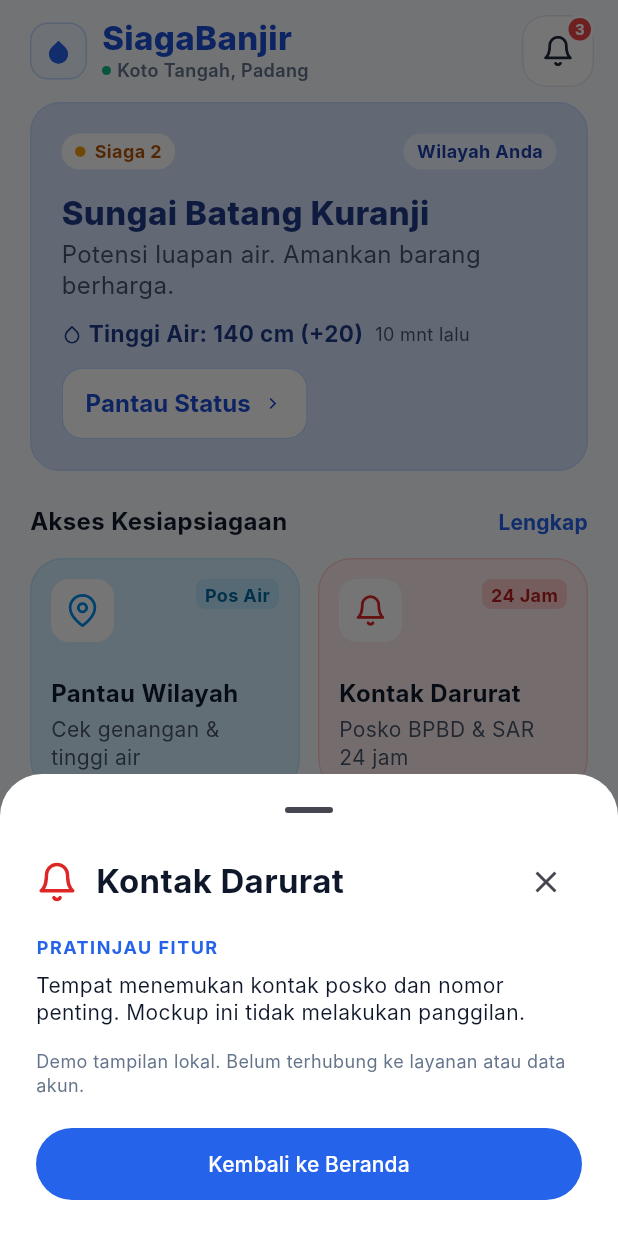
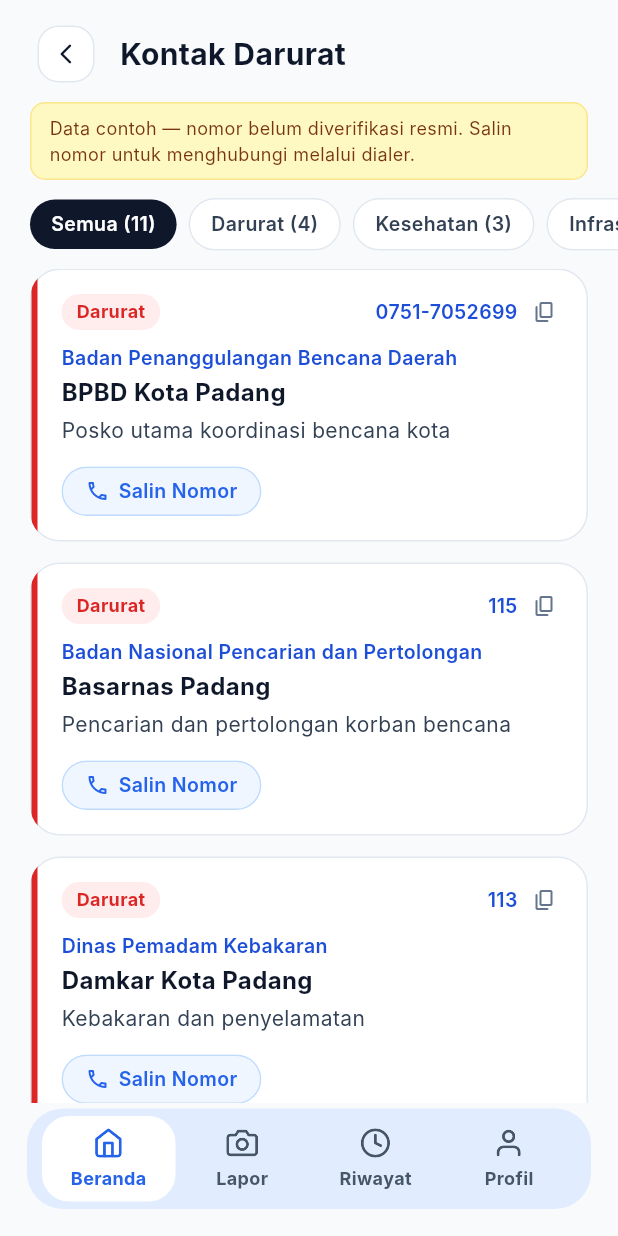
Before and after one commit to muhammadrafifatihulihsan/siagabanjir, a Flutter app: the screen it shows after launch, after a tap on "24 Jam", on a phone screen of 412 x 824 dp. Run offline on Flutter 3.47's test engine with Material 3 defaults, Android fonts, the phone set to English and light mode, and no system bars.

Commit message:
feat(flutter): implementasi halaman direktori kontak darurat warga

```diff
--- a/apps/siagabanjir/lib/app/siaga_banjir_app.dart
+++ b/apps/siagabanjir/lib/app/siaga_banjir_app.dart
@@ -1,5 +1,6 @@
 import 'package:flutter/material.dart';
 
+import '../features/contacts/presentation/contacts_directory_screen.dart';
 import '../features/emergency_bag/presentation/emergency_bag_screen.dart';
 import '../features/home/presentation/home_action.dart';
 import '../features/home/presentation/home_preview_sheet.dart';
@@ -63,6 +64,19 @@
       );
       return;
     }
+    if (action == HomeAction.contacts) {
+      await Navigator.push<void>(
+        context,
+        MaterialPageRoute(
+          builder: (routeContext) => ContactsDirectoryScreen(
+            onReport: () => _openPreview(routeContext, HomeAction.report),
+            onHistory: () => _openPreview(routeContext, HomeAction.history),
+            onProfile: () => _openPreview(routeContext, HomeAction.profile),
+          ),
+        ),
+      );
+      return;
+    }
     final next = await showModalBottomSheet<HomeAction>(
       context: context,
       isScrollControlled: true,
--- /dev/null
+++ b/apps/siagabanjir/lib/features/contacts/domain/contact_entry.dart
@@ -0,0 +1,127 @@
+import 'package:flutter/material.dart';
+
+// Kategori kontak umum sesuai FRD §FR-READY-003.
+enum ContactCategory {
+  emergency('Darurat'),
+  health('Kesehatan'),
+  infrastructure('Infrastruktur'),
+  posko('Posko');
+
+  const ContactCategory(this.label);
+  final String label;
+}
+
+// Satu entri kontak direktori umum — data sintetis, nomor contoh tidak diklaim resmi.
+class ContactEntry {
+  const ContactEntry({
+    required this.name,
+    required this.agency,
+    required this.phone,
+    required this.category,
+    this.description,
+    this.accentColor,
+  });
+
+  final String name;
+  final String agency;
+  final String phone;
+  final ContactCategory category;
+  final String? description;
+  final Color? accentColor;
+}
+
+// Data kontak publik sintetis — mockup; nomor belum diverifikasi resmi.
+const List<ContactEntry> kPublicContacts = [
+  // Darurat
+  ContactEntry(
+    name: 'BPBD Kota Padang',
+    agency: 'Badan Penanggulangan Bencana Daerah',
+    phone: '0751-7052699',
+    category: ContactCategory.emergency,
+    description: 'Posko utama koordinasi bencana kota',
+    accentColor: Color(0xFFDC2626),
+  ),
+  ContactEntry(
+    name: 'Basarnas Padang',
+    agency: 'Badan Nasional Pencarian dan Pertolongan',
+    phone: '115',
+    category: ContactCategory.emergency,
+    description: 'Pencarian dan pertolongan korban bencana',
+    accentColor: Color(0xFFDC2626),
+  ),
+  ContactEntry(
+    name: 'Damkar Kota Padang',
+    agency: 'Dinas Pemadam Kebakaran',
+    phone: '113',
+    category: ContactCategory.emergency,
+    description: 'Kebakaran dan penyelamatan',
+    accentColor: Color(0xFFDC2626),
+  ),
+  ContactEntry(
+    name: 'Polresta Padang',
+    agency: 'Kepolisian Resor Kota',
+    phone: '110',
+    category: ContactCategory.emergency,
+    description: 'Keamanan dan ketertiban',
+    accentColor: Color(0xFFDC2626),
+  ),
+  // Kesehatan
+  ContactEntry(
+    name: 'RSUP M. Djamil Padang',
+    agency: 'Rumah Sakit Umum Pusat',
+    phone: '0751-32371',
+    category: ContactCategory.health,
+    description: 'Rujukan utama gawat darurat',
+    accentColor: Color(0xFF059669),
+  ),
+  ContactEntry(
+    name: 'PMI Kota Padang',
+    agency: 'Palang Merah Indonesia',
+    phone: '0751-33082',
+    category: ContactCategory.health,
+    description: 'Donor darah dan bantuan medis darurat',
+    accentColor: Color(0xFF059669),
+  ),
+  ContactEntry(
+    name: 'Ambulans Gawat Darurat',
+    agency: 'Dinas Kesehatan Kota Padang',
+    phone: '118',
+    category: ContactCategory.health,
+    description: 'Layanan ambulans darurat 24 jam',
+    accentColor: Color(0xFF059669),
+  ),
+  // Infrastruktur
+  ContactEntry(
+    name: 'PLN UP3 Padang',
+    agency: 'PT PLN (Persero)',
+    phone: '123',
+    category: ContactCategory.infrastructure,
+    description: 'Gangguan dan pemadaman listrik',
+    accentColor: Color(0xFF2563EB),
+  ),
+  ContactEntry(
+    name: 'PDAM Kota Padang',
+    agency: 'Perusahaan Daerah Air Minum',
+    phone: '0751-28228',
+    category: ContactCategory.infrastructure,
+    description: 'Gangguan distribusi air bersih',
+    accentColor: Color(0xFF2563EB),
+  ),
+  // Posko
+  ContactEntry(
+    name: 'Posko Bencana Kecamatan Kuranji',
+    agency: 'Kecamatan Kuranji',
+    phone: '0751-445566',
+    category: ContactCategory.posko,
+    description: 'Posko evakuasi wilayah Kuranji',
+    accentColor: Color(0xFF7C3AED),
+  ),
+  ContactEntry(
+    name: 'Posko Bencana Kecamatan Padang Timur',
+    agency: 'Kecamatan Padang Timur',
+    phone: '0751-556677',
+    category: ContactCategory.posko,
+    description: 'Posko evakuasi wilayah Padang Timur',
+    accentColor: Color(0xFF7C3AED),
+  ),
+];
--- /dev/null
+++ b/apps/siagabanjir/lib/features/contacts/presentation/contacts_directory_screen.dart
@@ -0,0 +1,155 @@
+import 'package:flutter/material.dart';
+import 'package:flutter/services.dart';
+
+import '../../../shared/widgets/citizen_navigation.dart';
+import '../domain/contact_entry.dart';
+import 'widgets/contact_card.dart';
+import 'widgets/contacts_filter_tabs.dart';
+import 'widgets/contacts_header.dart';
+
+// Layar Direktori Kontak Darurat sesuai SVG contacts_directory.
+// Menampilkan kontak publik (FR-READY-003); data sintetis, nomor contoh tidak diklaim resmi.
+class ContactsDirectoryScreen extends StatefulWidget {
+  const ContactsDirectoryScreen({
+    super.key,
+    required this.onReport,
+    required this.onHistory,
+    required this.onProfile,
+  });
+
+  final VoidCallback onReport;
+  final VoidCallback onHistory;
+  final VoidCallback onProfile;
+
+  @override
+  State<ContactsDirectoryScreen> createState() =>
+      _ContactsDirectoryScreenState();
+}
+
+class _ContactsDirectoryScreenState extends State<ContactsDirectoryScreen> {
+  // null = Semua kategori.
+  ContactCategory? _selectedCategory;
+
+  List<ContactEntry> get _filteredContacts {
+    if (_selectedCategory == null) return kPublicContacts;
+    return kPublicContacts
+        .where((c) => c.category == _selectedCategory)
+        .toList();
+  }
+
+  Map<ContactCategory?, int> get _counts => {
+    null: kPublicContacts.length,
+    for (final cat in ContactCategory.values)
+      cat: kPublicContacts.where((c) => c.category == cat).length,
+  };
+
+  void _onNavigationSelect(CitizenDestination destination) {
+    switch (destination) {
+      case CitizenDestination.home:
+        Navigator.pop(context);
+      case CitizenDestination.report:
+        widget.onReport();
+      case CitizenDestination.history:
+        widget.onHistory();
+      case CitizenDestination.profile:
+        widget.onProfile();
+    }
+  }
+
+  // Salin nomor ke clipboard dan tampilkan snackbar konfirmasi.
+  // Tidak membuka dialer; warga memilih sendiri cara menghubungi (FR-READY-003).
+  Future<void> _copyNumber(ContactEntry contact) async {
+    await Clipboard.setData(ClipboardData(text: contact.phone));
+    if (!mounted) return;
+    ScaffoldMessenger.of(context)
+      ..hideCurrentSnackBar()
+      ..showSnackBar(
+        SnackBar(
+          content: Text(
+            'Nomor ${contact.phone} disalin.',
+            style: const TextStyle(fontSize: 14),
+          ),
+          behavior: SnackBarBehavior.floating,
+          margin: const EdgeInsets.fromLTRB(20, 0, 20, 16),
+          shape:
+              RoundedRectangleBorder(borderRadius: BorderRadius.circular(12)),
+          duration: const Duration(seconds: 2),
+        ),
+      );
+  }
+
+  @override
+  Widget build(BuildContext context) => Scaffold(
+    body: SafeArea(
+      child: Center(
+        child: ConstrainedBox(
+          constraints: const BoxConstraints(maxWidth: 600),
+          child: Column(
+            children: [
+              ContactsHeader(onBack: () => Navigator.pop(context)),
+              // Catatan data sintetis — sesuai FRD AC-READY-003-02.
+              Padding(
+                padding: const EdgeInsets.fromLTRB(20, 0, 20, 8),
+                child: Container(
+                  width: double.infinity,
+                  padding: const EdgeInsets.symmetric(
+                    horizontal: 12,
+                    vertical: 8,
+                  ),
+                  decoration: BoxDecoration(
+                    color: const Color(0xFFFEF9C3),
+                    borderRadius: BorderRadius.circular(10),
+                    border: Border.all(color: const Color(0xFFFDE68A)),
+                  ),
+                  child: const Text(
+                    'Data contoh — nomor belum diverifikasi resmi. Salin nomor untuk menghubungi melalui dialer.',
+                    style: TextStyle(
+                      fontSize: 12,
+                      color: Color(0xFF78350F),
+                      height: 1.4,
+                    ),
+                  ),
+                ),
+              ),
+              ContactsFilterTabs(
+                selected: _selectedCategory,
+                onSelect: (cat) => setState(() => _selectedCategory = cat),
+                counts: _counts,
+              ),
+              Expanded(
+                child: _filteredContacts.isEmpty
+                    ? const Center(
+                        child: Text(
+                          'Tidak ada kontak pada kategori ini.',
+                          style: TextStyle(
+                            fontSize: 14,
+                            color: Color(0xFF64748B),
+                          ),
+                        ),
+                      )
+                    : ListView.separated(
+                        padding:
+                            const EdgeInsets.fromLTRB(20, 0, 20, 16),
+                        itemCount: _filteredContacts.length,
+                        separatorBuilder: (context, index) =>
+                            const SizedBox(height: 14),
+                        itemBuilder: (_, index) {
+                          final contact = _filteredContacts[index];
+                          return ContactCard(
+                            contact: contact,
+                            onCopy: () => _copyNumber(contact),
+                          );
+                        },
+                      ),
+              ),
+              CitizenNavigation(
+                selected: CitizenDestination.home,
+                onSelect: _onNavigationSelect,
+              ),
+            ],
+          ),
+        ),
+      ),
+    ),
+  );
+}
--- /dev/null
+++ b/apps/siagabanjir/lib/features/contacts/presentation/widgets/contact_card.dart
@@ -0,0 +1,233 @@
+import 'package:flutter/material.dart';
+
+import '../../../../shared/theme/siaga_theme.dart';
+import '../../domain/contact_entry.dart';
+
+// Kartu satu kontak umum dengan aksen garis, badge kategori, dan tombol salin nomor.
+// Android dapat membuka dialer atas inisiatif pengguna; mockup tidak melakukan panggilan otomatis.
+class ContactCard extends StatelessWidget {
+  const ContactCard({
+    super.key,
+    required this.contact,
+    required this.onCopy,
+  });
+
+  final ContactEntry contact;
+  final VoidCallback onCopy;
+
+  Color get _categoryBadgeBg {
+    switch (contact.category) {
+      case ContactCategory.emergency:
+        return const Color(0xFFFFEDED);
+      case ContactCategory.health:
+        return const Color(0xFFECFDF5);
+      case ContactCategory.infrastructure:
+        return const Color(0xFFEFF6FF);
+      case ContactCategory.posko:
+        return const Color(0xFFF5F3FF);
+    }
+  }
+
+  Color get _categoryBadgeText {
+    switch (contact.category) {
+      case ContactCategory.emergency:
+        return const Color(0xFFDC2626);
+      case ContactCategory.health:
+        return const Color(0xFF059669);
+      case ContactCategory.infrastructure:
+        return const Color(0xFF2563EB);
+      case ContactCategory.posko:
+        return const Color(0xFF7C3AED);
+    }
+  }
+
+  @override
+  Widget build(BuildContext context) => Semantics(
+    container: true,
+    label:
+        '${contact.name}, ${contact.agency}, nomor ${contact.phone}',
+    child: Container(
+      decoration: BoxDecoration(
+        color: Colors.white,
+        borderRadius: BorderRadius.circular(20),
+        border: Border.all(color: SiagaTheme.border),
+      ),
+      clipBehavior: Clip.antiAlias,
+      child: IntrinsicHeight(
+        child: Row(
+          crossAxisAlignment: CrossAxisAlignment.stretch,
+          children: [
+            // Aksen garis vertikal penanda kategori (4 px, seperti MessageCard).
+            Container(
+              width: 4,
+              color: contact.accentColor ?? SiagaTheme.border,
+            ),
+            Expanded(
+              child: Padding(
+                padding: const EdgeInsets.all(16),
+                child: Column(
+                  crossAxisAlignment: CrossAxisAlignment.start,
+                  children: [
+                    // Baris atas: badge kategori + nomor telepon.
+                    Row(
+                      crossAxisAlignment: CrossAxisAlignment.start,
+                      children: [
+                        Container(
+                          padding: const EdgeInsets.symmetric(
+                            horizontal: 10,
+                            vertical: 4,
+                          ),
+                          decoration: BoxDecoration(
+                            color: _categoryBadgeBg,
+                            borderRadius: BorderRadius.circular(12),
+                          ),
+                          child: Text(
+                            contact.category.label,
+                            style: TextStyle(
+                              fontSize: 12,
+                              fontWeight: FontWeight.w700,
+                              color: _categoryBadgeText,
+                            ),
+                          ),
+                        ),
+                        const Spacer(),
+                        // Nomor telepon dan tombol salin.
+                        Row(
+                          mainAxisSize: MainAxisSize.min,
+                          children: [
+                            Text(
+                              contact.phone,
+                              style: const TextStyle(
+                                fontSize: 13,
+                                fontWeight: FontWeight.w600,
+                                color: Color(0xFF1D4ED8),
+                              ),
+                            ),
+                            const SizedBox(width: 6),
+                            Semantics(
+                              label: 'Salin nomor ${contact.phone}',
+                              button: true,
+                              child: InkWell(
+                                onTap: onCopy,
+                                borderRadius: BorderRadius.circular(8),
+                                child: const Padding(
+                                  padding: EdgeInsets.all(4),
+                                  child: Icon(
+                                    Icons.copy_rounded,
+                                    size: 16,
+                                    color: SiagaTheme.muted,
+                                  ),
+                                ),
+                              ),
+                            ),
+                          ],
+                        ),
+                      ],
+                    ),
+                    const SizedBox(height: 10),
+                    // Nama instansi sumber.
+                    Text(
+                      contact.agency,
+                      style: const TextStyle(
+                        fontSize: 13,
+                        fontWeight: FontWeight.w600,
+                        color: Color(0xFF1D4ED8),
+                      ),
+                    ),
+                    const SizedBox(height: 4),
+                    // Nama kontak / unit.
+                    Text(
+                      contact.name,
+                      style: const TextStyle(
+                        fontSize: 16,
+                        fontWeight: FontWeight.w700,
+                        color: SiagaTheme.ink,
+                        height: 1.25,
+                      ),
+                    ),
+                    if (contact.description != null) ...[
+                      const SizedBox(height: 6),
+                      Text(
+                        contact.description!,
+                        style: const TextStyle(
+                          fontSize: 14,
+                          color: Color(0xFF334155),
+                          height: 1.4,
+                        ),
+                      ),
+                    ],
+                    const SizedBox(height: 14),
+                    // Tombol aksi: salin nomor saja (tidak membuka dialer otomatis).
+                    Row(
+                      children: [
+                        _actionButton(
+                          icon: Icons.phone_outlined,
+                          label: 'Salin Nomor',
+                          onTap: onCopy,
+                          isPrimary: true,
+                        ),
+                      ],
+                    ),
+                  ],
+                ),
+              ),
+            ),
+          ],
+        ),
+      ),
+    ),
+  );
+
+  Widget _actionButton({
+    required IconData icon,
+    required String label,
+    required VoidCallback onTap,
+    bool isPrimary = false,
+  }) {
+    return Semantics(
+      button: true,
+      label: label,
+      child: Material(
+        color: isPrimary
+            ? const Color(0xFFEFF6FF)
+            : const Color(0xFFF1F5F9),
+        shape: RoundedRectangleBorder(
+          borderRadius: BorderRadius.circular(20),
+          side: isPrimary
+              ? const BorderSide(color: Color(0xFFBFDBFE))
+              : BorderSide.none,
+        ),
+        clipBehavior: Clip.antiAlias,
+        child: InkWell(
+          onTap: onTap,
+          child: Padding(
+            padding: const EdgeInsets.symmetric(horizontal: 16, vertical: 8),
+            child: Row(
+              mainAxisSize: MainAxisSize.min,
+              children: [
+                Icon(
+                  icon,
+                  size: 16,
+                  color: isPrimary
+                      ? const Color(0xFF2563EB)
+                      : SiagaTheme.ink,
+                ),
+                const SizedBox(width: 6),
+                Text(
+                  label,
+                  style: TextStyle(
+                    fontSize: 13,
+                    fontWeight: FontWeight.w600,
+                    color: isPrimary
+                        ? const Color(0xFF2563EB)
+                        : SiagaTheme.ink,
+                  ),
+                ),
+              ],
+            ),
+          ),
+        ),
+      ),
+    );
+  }
+}
--- /dev/null
+++ b/apps/siagabanjir/lib/features/contacts/presentation/widgets/contacts_filter_tabs.dart
@@ -0,0 +1,76 @@
+import 'package:flutter/material.dart';
+
+import '../../../../shared/theme/siaga_theme.dart';
+import '../../domain/contact_entry.dart';
+
+// Tab filter kategori kontak — pill horizontal sesuai pola messages_inbox.
+class ContactsFilterTabs extends StatelessWidget {
+  const ContactsFilterTabs({
+    super.key,
+    required this.selected,
+    required this.onSelect,
+    required this.counts,
+  });
+
+  // null = Semua
+  final ContactCategory? selected;
+  final ValueChanged<ContactCategory?> onSelect;
+  final Map<ContactCategory?, int> counts;
+
+  @override
+  Widget build(BuildContext context) => SingleChildScrollView(
+    scrollDirection: Axis.horizontal,
+    padding: const EdgeInsets.fromLTRB(20, 4, 20, 12),
+    child: Row(
+      children: [
+        _pill(context, null, 'Semua'),
+        const SizedBox(width: 8),
+        _pill(context, ContactCategory.emergency, 'Darurat'),
+        const SizedBox(width: 8),
+        _pill(context, ContactCategory.health, 'Kesehatan'),
+        const SizedBox(width: 8),
+        _pill(context, ContactCategory.infrastructure, 'Infrastruktur'),
+        const SizedBox(width: 8),
+        _pill(context, ContactCategory.posko, 'Posko'),
+      ],
+    ),
+  );
+
+  Widget _pill(BuildContext context, ContactCategory? cat, String label) {
+    final active = selected == cat;
+    final count = counts[cat] ?? 0;
+    return Semantics(
+      selected: active,
+      button: true,
+      label: '$label, $count kontak',
+      child: AnimatedContainer(
+        duration: const Duration(milliseconds: 180),
+        child: Material(
+          color: active ? SiagaTheme.ink : Colors.white,
+          borderRadius: BorderRadius.circular(20),
+          child: InkWell(
+            onTap: () => onSelect(cat),
+            borderRadius: BorderRadius.circular(20),
+            child: Container(
+              padding: const EdgeInsets.symmetric(horizontal: 14, vertical: 8),
+              decoration: active
+                  ? null
+                  : BoxDecoration(
+                      border: Border.all(color: SiagaTheme.border),
+                      borderRadius: BorderRadius.circular(20),
+                    ),
+              child: Text(
+                '$label ($count)',
+                style: TextStyle(
+                  fontSize: 13,
+                  fontWeight: FontWeight.w600,
+                  color: active ? Colors.white : const Color(0xFF334155),
+                ),
+              ),
+            ),
+          ),
+        ),
+      ),
+    );
+  }
+}
--- /dev/null
+++ b/apps/siagabanjir/lib/features/contacts/presentation/widgets/contacts_header.dart
@@ -0,0 +1,62 @@
+import 'package:flutter/material.dart';
+
+import '../../../../shared/theme/siaga_theme.dart';
+
+// Header halaman direktori kontak dengan tombol kembali dan judul.
+class ContactsHeader extends StatelessWidget {
+  const ContactsHeader({super.key, required this.onBack});
+
+  final VoidCallback onBack;
+
+  @override
+  Widget build(BuildContext context) => Padding(
+    padding: const EdgeInsets.fromLTRB(20, 12, 20, 8),
+    child: Row(
+      children: [
+        Semantics(
+          label: 'Kembali',
+          button: true,
+          child: SizedBox(
+            width: 48,
+            height: 48,
+            child: Material(
+              color: Colors.transparent,
+              child: InkWell(
+                onTap: onBack,
+                borderRadius: BorderRadius.circular(14),
+                child: Center(
+                  child: Container(
+                    width: 38,
+                    height: 38,
+                    decoration: BoxDecoration(
+                      color: Colors.white,
+                      border: Border.all(color: SiagaTheme.border),
+                      borderRadius: BorderRadius.circular(14),
+                    ),
+                    child: const Icon(
+                      Icons.arrow_back_ios_new_rounded,
+                      size: 16,
+                      color: SiagaTheme.ink,
+                    ),
+                  ),
+                ),
+              ),
+            ),
+          ),
+        ),
+        const SizedBox(width: 12),
+        const Expanded(
+          child: Text(
+            'Kontak Darurat',
+            style: TextStyle(
+              fontSize: 20,
+              fontWeight: FontWeight.w700,
+              color: SiagaTheme.ink,
+              height: 1.2,
+            ),
+          ),
+        ),
+      ],
+    ),
+  );
+}
```
Also changed, not shown: 4 other files.
